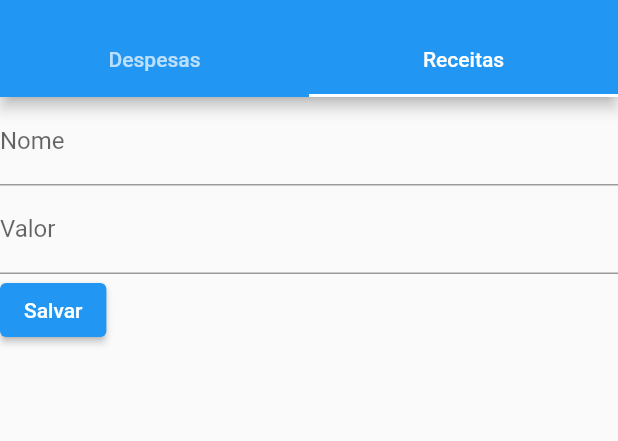
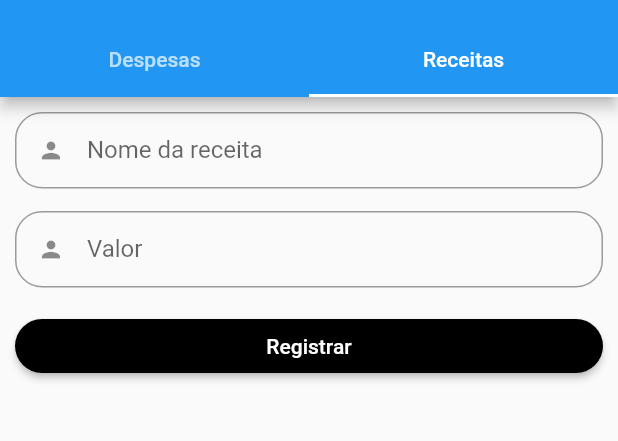
Before and after one commit to LuisSouza03/GasteCerto, a Flutter app: the AbasScreen screen opened directly, tab 2 chosen, on a phone screen of 412 x 824 dp, the part 59-500 px from its top. Run offline on Flutter 3.47's test engine with Material 2 defaults, Android fonts, the phone set to English and light mode, and no system bars; our stand-ins replace email_validator, get.

Commit message:
feat: registrar receitas

```diff
--- /dev/null
+++ b/front_end/gaste_certo/lib/src/business/controllers/receitas_controller.dart
@@ -0,0 +1,10 @@
+import 'package:flutter/cupertino.dart';
+import 'package:get/get.dart';
+
+class ReceitasController extends GetxController {
+  static ReceitasController get instance => Get.find();
+
+  final nome = TextEditingController();
+  final categoria = TextEditingController();
+  final valor = TextEditingController();
+}
--- a/front_end/gaste_certo/lib/src/data/repository/receitas_api.dart
+++ b/front_end/gaste_certo/lib/src/data/repository/receitas_api.dart
@@ -111,6 +111,7 @@ class ReceitasApi extends GetxController implements ApiReceitasRepository {
           title: "Receitas",
           backgroundColor: Colors.green,
         );
+        Get.back();
       } else {
         Map<String, dynamic> message = jsonDecode(response.body);
         var errorMessage = message['message'];
--- a/front_end/gaste_certo/lib/src/ui/screens/addScreen/forms/abas_form_screen.dart
+++ b/front_end/gaste_certo/lib/src/ui/screens/addScreen/forms/abas_form_screen.dart
@@ -1,4 +1,12 @@
 import 'package:flutter/material.dart';
+import 'package:gaste_certo/src/domain/models/receitas_model.dart';
+import 'package:get/get.dart';
+
+import '../../../../business/controllers/receitas_controller.dart';
+import '../../../../business/validation/validation_form.dart';
+import '../../../../data/repository/receitas_api.dart';
+import '../../../widgets/button_widget.dart';
+import '../../../widgets/custom_textfield.dart';
 
 class DespesasForm extends StatefulWidget {
   const DespesasForm({super.key});
@@ -71,56 +79,56 @@ class ReceitasForm extends StatefulWidget {
 }
 
 class _ReceitasFormState extends State<ReceitasForm> {
-  final _formKey = GlobalKey<FormState>();
-  final _descricaoController = TextEditingController();
-  final _valorController = TextEditingController();
-
-  @override
-  void dispose() {
-    _descricaoController.dispose();
-    _valorController.dispose();
-    super.dispose();
-  }
+  ValidationFunctions validationFunctions = ValidationFunctions();
 
   @override
   Widget build(BuildContext context) {
+    final controller = Get.put(ReceitasController());
+    final formKey = GlobalKey<FormState>();
+    final receitasApi = Get.lazyPut(() => ReceitasApi());
+
     return Form(
-      key: _formKey,
+      key: formKey,
+      child: Padding(
+        padding: const EdgeInsets.all(10),
         child: Column(
           crossAxisAlignment: CrossAxisAlignment.start,
           children: [
-          TextFormField(
-            controller: _descricaoController,
-            decoration: const InputDecoration(labelText: 'Nome'),
-            validator: (value) {
-              if (value == null || value.isEmpty) {
-                return 'Campo obrigatório';
-              }
-              return null;
-            },
+            CustomTextField(
+              icon: Icons.person,
+              label: "Nome da receita",
+              textController: controller.nome,
+              validator: (value) =>
+                  validationFunctions.validateNotEmpty(value!),
             ),
-          TextFormField(
-            controller: _valorController,
-            decoration: const InputDecoration(labelText: 'Valor'),
-            validator: (value) {
-              if (value == null || value.isEmpty) {
-                return 'Campo obrigatório';
-              }
-              return null;
-            },
+            CustomTextField(
+              icon: Icons.person,
+              label: "Valor",
+              textController: controller.valor,
+              validator: (value) =>
+                  validationFunctions.validateNotEmpty(value!),
             ),
-          ElevatedButton(
-            onPressed: () {
-              if (_formKey.currentState!.validate()) {
-                // Aqui você pode enviar os dados para a API
-                ScaffoldMessenger.of(context).showSnackBar(
-                  const SnackBar(content: Text('Despesa salva com sucesso!')),
+            SizedBox(
+              width: double.infinity,
+              child: ButtonWidget(
+                  textButton: "Registrar",
+                  onPress: () {
+                    if (formKey.currentState!.validate()) {
+                      var valor = controller.valor.text.trim();
+                      final ReceitasModel receita = ReceitasModel(
+                        nome: controller.nome.text.trim(),
+                        valor: double.parse(valor),
+                        categoria: '',
+                      );
+
+                      ReceitasApi.instance.registerReceitas(
+                        receitasModel: receita,
                       );
                     }
-            },
-            child: const Text('Salvar'),
+                  }),
             ),
           ],
+        ),
       ),
     );
   }
```
Lines whose indentation alone changed are shown as unchanged.
